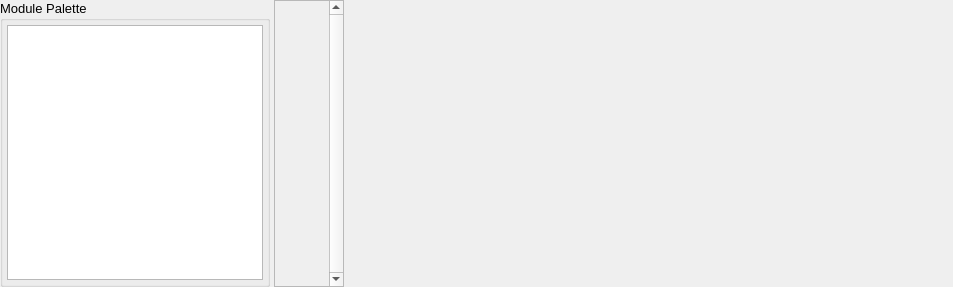
Old version of the form src/gui/modulelisteditor.ui in the repository disorderedmaterials/dissolve.
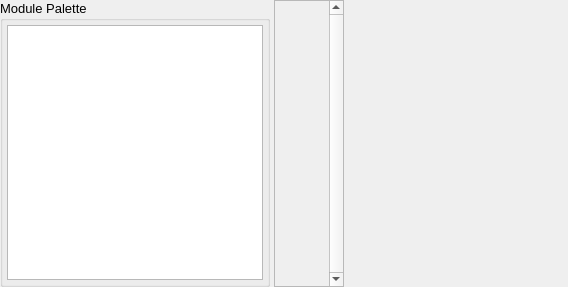
New version of the form. Custom widgets are drawn as their Qt base class.

```diff
--- a/src/gui/modulelisteditor.ui
+++ b/src/gui/modulelisteditor.ui
@@ -6,7 +6,7 @@
    <rect>
     <x>0</x>
     <y>0</y>
-    <width>953</width>
+    <width>568</width>
     <height>287</height>
    </rect>
   </property>
```
